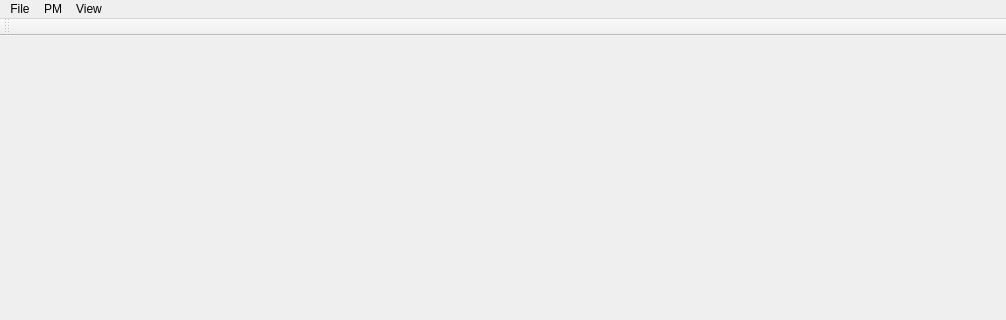
First picture: the form in OSMEditor3D/MainWindow.ui, repository gnishida/OSMEditor3D, before the edit; both pictures show x 0 to 1006 and y 0 to 320 of the 1006 by 800 pixel window.
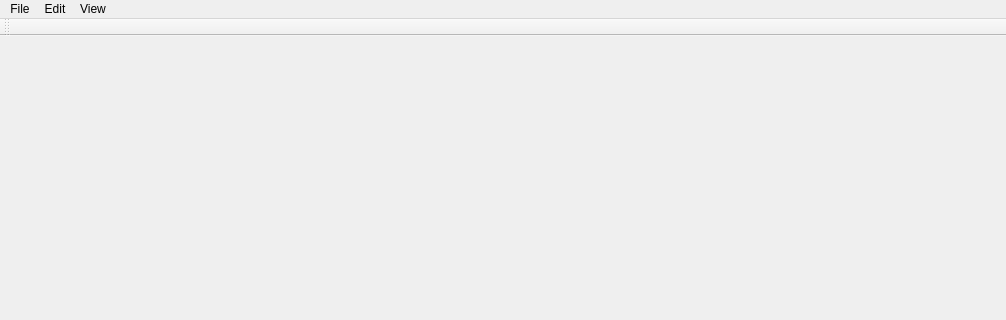
Second picture: the form after the edit. Icons and pictures are not drawn.

The edit to the form file:
```diff
--- a/OSMEditor3D/MainWindow.ui
+++ b/OSMEditor3D/MainWindow.ui
@@ -47,28 +47,25 @@
     <addaction name="separator"/>
     <addaction name="actionExit"/>
    </widget>
-   <widget class="QMenu" name="menuPM">
-    <property name="title">
-     <string>PM</string>
-    </property>
-    <addaction name="actionGenerateBlocks"/>
-    <addaction name="actionGenerateParcels"/>
-    <addaction name="actionGenerateBuildings"/>
-    <addaction name="actionGenerateVegetation"/>
-    <addaction name="actionGenerateAll"/>
-   </widget>
    <widget class="QMenu" name="menuView">
     <property name="title">
      <string>View</string>
     </property>
     <addaction name="actionView2D"/>
     <addaction name="actionView3D"/>
+   </widget>
+   <widget class="QMenu" name="menuEdit">
+    <property name="title">
+     <string>Edit</string>
+    </property>
+    <addaction name="actionUndo"/>
+    <addaction name="actionRedo"/>
     <addaction name="separator"/>
     <addaction name="actionShowWater"/>
     <addaction name="actionSeaLevel"/>
    </widget>
    <addaction name="menuFile"/>
-   <addaction name="menuPM"/>
+   <addaction name="menuEdit"/>
    <addaction name="menuView"/>
   </widget>
   <widget class="QToolBar" name="fileToolBar">
```
Left out of the diff: 41 changed lines with no effect on the pictures.
